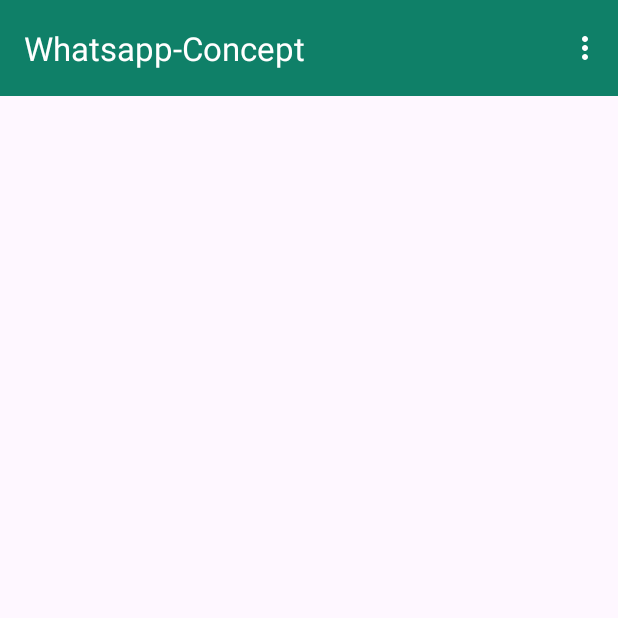
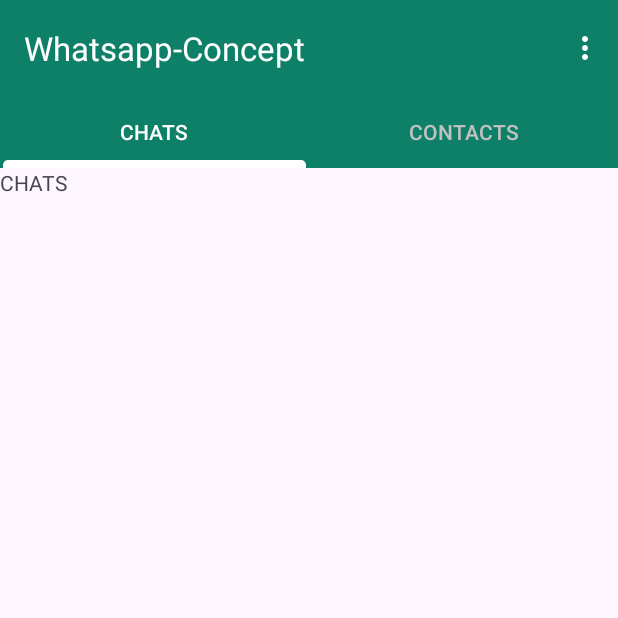
Before and after one commit to EdoTXp/Whatsapp-Concept, an Android app: the screen it shows after launch once a user with an empty profile is signed in (MainActivity), on a phone screen of 412 x 824 dp, the top half of it. Run offline under Robolectric (Android 15) with nearby library versions, the phone set to English and light mode, and no system bars; our stand-ins replace Firebase (no records; nobody signed in at launch, a user with empty details on screens opened directly).

Commit message:
* Move Activities to the activities package; * Create fragments for Chats and Contacts; * Add ViewPager2 adapter; * Add TabLayout for navigation between fragments; * Add grey color for tab text; * Create strings arrays for tabs names; * Add localizations for tab names;

```diff
--- a/app/src/main/java/com/deiovannagroup/whatsapp_concept/views/LoginActivity.kt
+++ b/app/src/main/java/com/deiovannagroup/whatsapp_concept/views/activities/LoginActivity.kt
@@ -1,4 +1,4 @@
-package com.deiovannagroup.whatsapp_concept.views
+package com.deiovannagroup.whatsapp_concept.views.activities
 
 import android.content.Intent
 import android.os.Bundle
--- a/app/src/main/java/com/deiovannagroup/whatsapp_concept/views/MainActivity.kt
+++ b/app/src/main/java/com/deiovannagroup/whatsapp_concept/views/activities/MainActivity.kt
@@ -1,4 +1,4 @@
-package com.deiovannagroup.whatsapp_concept.views
+package com.deiovannagroup.whatsapp_concept.views.activities
 
 import android.content.Intent
 import android.os.Bundle
@@ -16,6 +16,8 @@
 import com.deiovannagroup.whatsapp_concept.repositories.AuthRepository
 import com.deiovannagroup.whatsapp_concept.services.FirebaseAuthService
 import com.deiovannagroup.whatsapp_concept.viewmodels.MainViewModel
+import com.deiovannagroup.whatsapp_concept.views.adapters.ViewPagerAdapter
+import com.google.android.material.tabs.TabLayoutMediator
 
 class MainActivity : AppCompatActivity() {
     private val binding by lazy {
@@ -35,6 +37,27 @@
         setEdgeToEdgeLayout()
 
         initToolbar()
+        initTabsNavigation()
+    }
+
+    private fun initTabsNavigation() {
+        val tabLayout = binding.tabLayoutMain
+        val viewPager = binding.viewPageMain
+
+        val tabs = resources.getStringArray(R.array.tabs).asList()
+        viewPager.adapter = ViewPagerAdapter(
+            tabs,
+            supportFragmentManager,
+            lifecycle,
+        )
+
+        tabLayout.isTabIndicatorFullWidth = true
+        TabLayoutMediator(
+            tabLayout,
+            viewPager,
+        ) { tab, position ->
+            tab.text = tabs[position]
+        }.attach()
     }
 
     private fun initToolbar() {
--- a/app/src/main/java/com/deiovannagroup/whatsapp_concept/views/ProfileActivity.kt
+++ b/app/src/main/java/com/deiovannagroup/whatsapp_concept/views/activities/ProfileActivity.kt
@@ -1,4 +1,4 @@
-package com.deiovannagroup.whatsapp_concept.views
+package com.deiovannagroup.whatsapp_concept.views.activities
 
 import android.os.Bundle
 import androidx.activity.enableEdgeToEdge
--- a/app/src/main/java/com/deiovannagroup/whatsapp_concept/views/SignUpActivity.kt
+++ b/app/src/main/java/com/deiovannagroup/whatsapp_concept/views/activities/SignUpActivity.kt
@@ -1,4 +1,4 @@
-package com.deiovannagroup.whatsapp_concept.views
+package com.deiovannagroup.whatsapp_concept.views.activities
 
 import android.content.Intent
 import android.os.Bundle
--- /dev/null
+++ b/app/src/main/java/com/deiovannagroup/whatsapp_concept/views/adapters/ViewPagerAdapter.kt
@@ -0,0 +1,23 @@
+package com.deiovannagroup.whatsapp_concept.views.adapters
+
+import androidx.fragment.app.Fragment
+import androidx.fragment.app.FragmentManager
+import androidx.lifecycle.Lifecycle
+import androidx.viewpager2.adapter.FragmentStateAdapter
+import com.deiovannagroup.whatsapp_concept.views.fragments.ChatsFragment
+import com.deiovannagroup.whatsapp_concept.views.fragments.ContactsFragment
+
+class ViewPagerAdapter(
+    private val tabs: List<String>,
+    fragmentManager: FragmentManager,
+    lifecycle: Lifecycle,
+) : FragmentStateAdapter(fragmentManager, lifecycle) {
+    override fun getItemCount() = tabs.size
+    override fun createFragment(position: Int): Fragment {
+        return when (position) {
+            1 -> ContactsFragment()
+            else -> ChatsFragment()
+        }
+    }
+
+}
--- /dev/null
+++ b/app/src/main/java/com/deiovannagroup/whatsapp_concept/views/fragments/ChatsFragment.kt
@@ -0,0 +1,21 @@
+package com.deiovannagroup.whatsapp_concept.views.fragments
+
+import android.os.Bundle
+import androidx.fragment.app.Fragment
+import android.view.LayoutInflater
+import android.view.View
+import android.view.ViewGroup
+import com.deiovannagroup.whatsapp_concept.R
+
+
+class ChatsFragment : Fragment() {
+
+    override fun onCreateView(
+        inflater: LayoutInflater, container: ViewGroup?,
+        savedInstanceState: Bundle?
+    ): View? {
+        // Inflate the layout for this fragment
+        return inflater.inflate(R.layout.fragment_chats, container, false)
+    }
+
+}
--- a/app/src/main/res/layout/activity_login.xml
+++ b/app/src/main/res/layout/activity_login.xml
@@ -5,7 +5,7 @@
     android:id="@+id/main"
     android:layout_width="match_parent"
     android:layout_height="match_parent"
-    tools:context=".views.LoginActivity">
+    tools:context=".views.activities.LoginActivity">
 
     <ImageView
         android:id="@+id/imageView"
--- a/app/src/main/res/layout/activity_main.xml
+++ b/app/src/main/res/layout/activity_main.xml
@@ -5,7 +5,7 @@
     android:id="@+id/main"
     android:layout_width="match_parent"
     android:layout_height="match_parent"
-    tools:context=".views.MainActivity">
+    tools:context=".views.activities.MainActivity">
 
     <include
         android:id="@+id/include_main_toolbar"
@@ -16,4 +16,27 @@
         app:layout_constraintHorizontal_bias="0.5"
         app:layout_constraintStart_toStartOf="parent"
         app:layout_constraintTop_toTopOf="parent" />
+
+    <com.google.android.material.tabs.TabLayout
+        android:id="@+id/tab_layout_main"
+        android:layout_width="0dp"
+        android:layout_height="wrap_content"
+        app:layout_constraintEnd_toEndOf="parent"
+        app:layout_constraintHorizontal_bias="0.5"
+        app:layout_constraintStart_toStartOf="parent"
+        app:layout_constraintTop_toBottomOf="@+id/include_main_toolbar"
+        app:tabBackground="@color/colorPrimary"
+        app:tabIndicatorColor="@color/white"
+        app:tabIndicatorHeight="5dp"
+        app:tabSelectedTextColor="@color/white"
+        app:tabTextColor="@color/grey"/>
+
+    <androidx.viewpager2.widget.ViewPager2
+        android:id="@+id/view_page_main"
+        android:layout_width="0dp"
+        android:layout_height="0dp"
+        app:layout_constraintBottom_toBottomOf="parent"
+        app:layout_constraintEnd_toEndOf="parent"
+        app:layout_constraintStart_toStartOf="parent"
+        app:layout_constraintTop_toBottomOf="@+id/tab_layout_main" />
 </androidx.constraintlayout.widget.ConstraintLayout>
--- a/app/src/main/res/layout/activity_profile.xml
+++ b/app/src/main/res/layout/activity_profile.xml
@@ -4,6 +4,6 @@
     android:id="@+id/main"
     android:layout_width="match_parent"
     android:layout_height="match_parent"
-    tools:context=".views.ProfileActivity">
+    tools:context=".views.activities.ProfileActivity">
 
 </androidx.constraintlayout.widget.ConstraintLayout>
--- a/app/src/main/res/layout/activity_sign_up.xml
+++ b/app/src/main/res/layout/activity_sign_up.xml
@@ -5,7 +5,7 @@
     android:id="@+id/main"
     android:layout_width="match_parent"
     android:layout_height="match_parent"
-    tools:context=".views.SignUpActivity">
+    tools:context=".views.activities.SignUpActivity">
 
     <include
         android:id="@+id/include_toolbar"
--- /dev/null
+++ b/app/src/main/res/layout/fragment_chats.xml
@@ -0,0 +1,13 @@
+<?xml version="1.0" encoding="utf-8"?>
+<FrameLayout xmlns:android="http://schemas.android.com/apk/res/android"
+    xmlns:tools="http://schemas.android.com/tools"
+    android:layout_width="match_parent"
+    android:layout_height="match_parent"
+    tools:context=".views.fragments.ChatsFragment">
+
+    <TextView
+        android:layout_width="match_parent"
+        android:layout_height="match_parent"
+        android:text="@string/chats" />
+
+</FrameLayout>
--- /dev/null
+++ b/app/src/main/res/values/arrays.xml
@@ -0,0 +1,7 @@
+<?xml version="1.0" encoding="utf-8"?>
+<resources>
+    <string-array name="tabs">
+        <item>@string/chats</item>
+        <item>@string/contacts</item>
+    </string-array>
+</resources>
--- a/app/src/main/res/values/colors.xml
+++ b/app/src/main/res/values/colors.xml
@@ -2,6 +2,8 @@
 <resources>
     <color name="black">#FF000000</color>
     <color name="white">#FFFFFFFF</color>
+    <color name="grey">#FFC1C1C1</color>
+
     <color name="colorPrimary">#FF0F8068</color>
     <color name="colorPrimaryVariant">#FF16A984</color>
 </resources>
--- a/app/src/main/res/values/strings.xml
+++ b/app/src/main/res/values/strings.xml
@@ -18,4 +18,6 @@
     <string name="sign_out">Sign Out</string>
     <string name="sign_out_message">Do you really want to sign out?</string>
     <string name="cancel">Cancel</string>
+    <string name="chats" translatable="false">CHATS</string>
+    <string name="contacts">CONTACTS</string>
 </resources>
```
Also changed, not shown: app/src/main/AndroidManifest.xml (+5 -5 lines), app/src/main/java/com/deiovannagroup/whatsapp_concept/views/fragments/ContactsFragment.kt (added, +18 -0 lines), app/src/main/res/layout/fragment_contacts.xml (added, +13 -0 lines), 2 other files.
